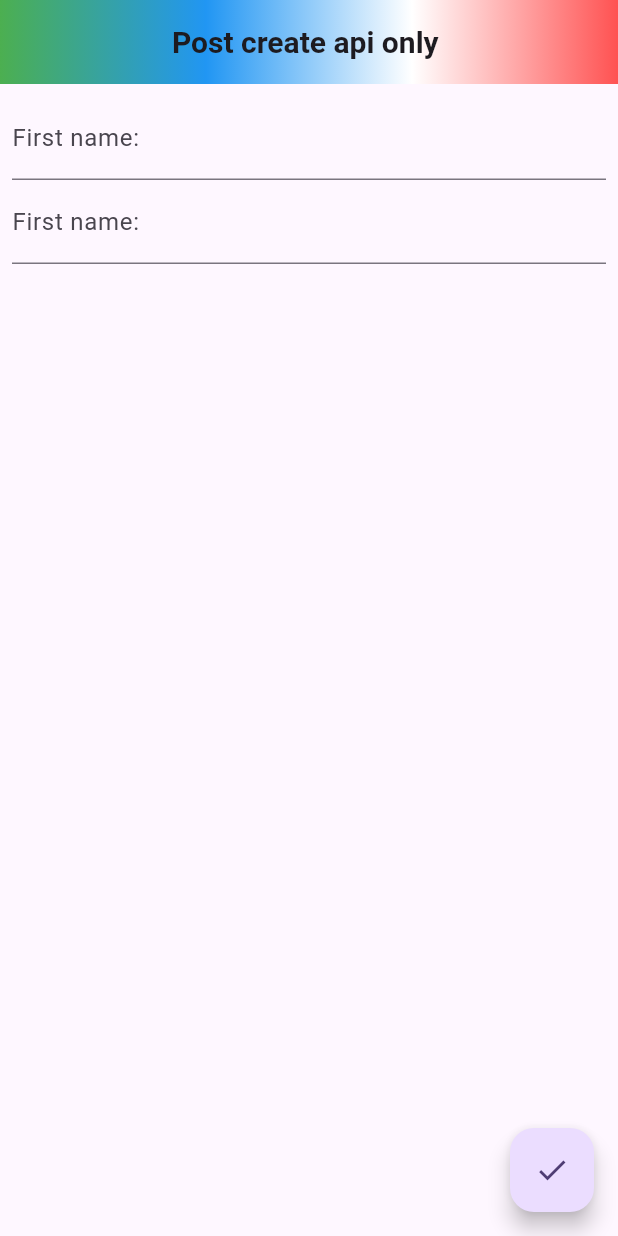
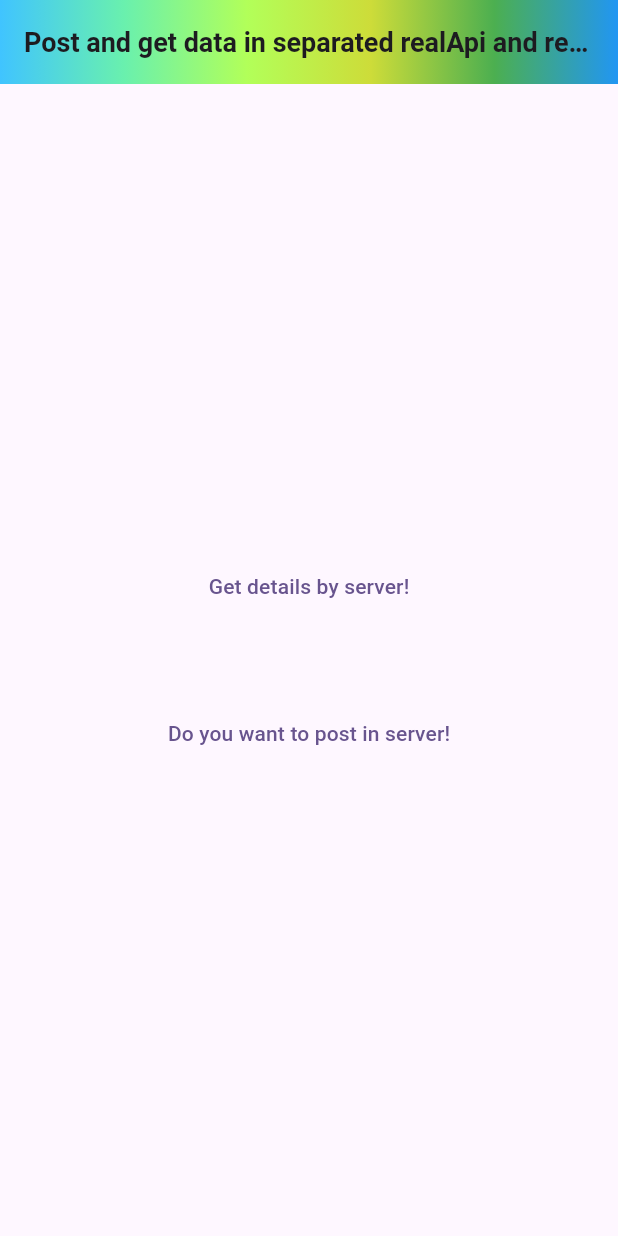
Before and after one commit to mdrazaulkabir/basic_api, a Flutter app: the screen it shows after launch, on a phone screen of 412 x 824 dp. Run offline on Flutter 3.47's test engine with Material 3 defaults, Android fonts, the light colour scheme and no system bars; network calls fail.

Commit message:
added post and get

```diff
--- a/lib/main.dart
+++ b/lib/main.dart
@@ -1,6 +1,7 @@
-import 'package:basic_api/factoryMethodUsed/allCodebyFactoryMethod.dart';
-import 'package:basic_api/get_post_allOne_folder/view_screen/profile_screen.dart';
-import 'package:basic_api/only_for_practice_all_file/post_all_here/post_screen.dart';
+// import 'package:basic_api/factoryMethodUsed/allCodebyFactoryMethod.dart';
+// import 'package:basic_api/get_post_allOne_folder/view_screen/profile_screen.dart';
+// import 'package:basic_api/only_for_practice_all_file/post_all_here/post_screen.dart';
+import 'package:basic_api/real_get_post/real_home_screen.dart';
 import 'package:flutter/material.dart';
 
 void main() {
@@ -18,8 +19,7 @@ class MyApp extends StatelessWidget {
       theme: ThemeData(
         colorScheme: ColorScheme.fromSeed(seedColor: Colors.deepPurple),
       ),
-      home: PostScreen(
-      ),
+      home: RealHomeScreen(),
     );
   }
 }
--- /dev/null
+++ b/lib/real_get_post/real_api_call.dart
@@ -0,0 +1,21 @@
+import 'dart:convert';
+
+import 'package:http/http.dart' as http;
+
+class RealApiCall {
+  static Future realGetFetchData() async {
+    final uri = Uri.parse('https://restful-booker.herokuapp.com/booking/');
+    final response = await http.get(uri);
+    if(response.statusCode==200){
+      print('Successfully hit api server!');
+      final jsonAllData=jsonDecode(response.body);
+      print(jsonAllData);
+      print('object');
+      final jsonData=jsonAllData;
+      print(jsonData);
+    }
+    else{
+      print('Faild to hit api server!');
+    }
+  }
+}
--- /dev/null
+++ b/lib/real_get_post/real_home_screen.dart
@@ -0,0 +1,64 @@
+import 'package:basic_api/real_get_post/real_api_call.dart';
+import 'package:flutter/material.dart';
+
+class RealHomeScreen extends StatefulWidget {
+  const RealHomeScreen({super.key});
+
+  @override
+  State<RealHomeScreen> createState() => _RealHomeScreenState();
+}
+
+class _RealHomeScreenState extends State<RealHomeScreen> {
+  @override
+  void initState() {
+    // TODO: implement initState
+    super.initState();
+    RealApiCall.realGetFetchData();
+  }
+  @override
+  Widget build(BuildContext context) {
+    return Scaffold(
+      appBar: AppBar(
+        title: Text(
+          'Post and get data in separated realApi and realModel',
+          style: TextStyle(fontSize: 18, fontWeight: FontWeight.bold),
+        ),
+        centerTitle: true,
+        flexibleSpace: Container(
+          decoration: BoxDecoration(
+            gradient: LinearGradient(
+              colors: [
+                Colors.lightBlueAccent,
+                Colors.greenAccent,
+                Colors.lightGreenAccent,
+                Colors.lime,
+                Colors.green,
+                Colors.blue,
+              ],
+            ),
+          ),
+        ),
+      ),
+      body: Center(
+        child: Padding(
+          padding: const EdgeInsets.all(8.0),
+          child: Column(
+            mainAxisAlignment: MainAxisAlignment.center,
+            children: [
+              TextButton(
+                onPressed: () {},
+                child: Text("Get details by server!"),
+              ),
+              SizedBox(
+                height: 50,
+              ),
+              TextButton(
+                onPressed: () {},
+                child: Text("Do you want to post in server!"),
+              ),            ],
+          ),
+        ),
+      ),
+    );
+  }
+}
```
